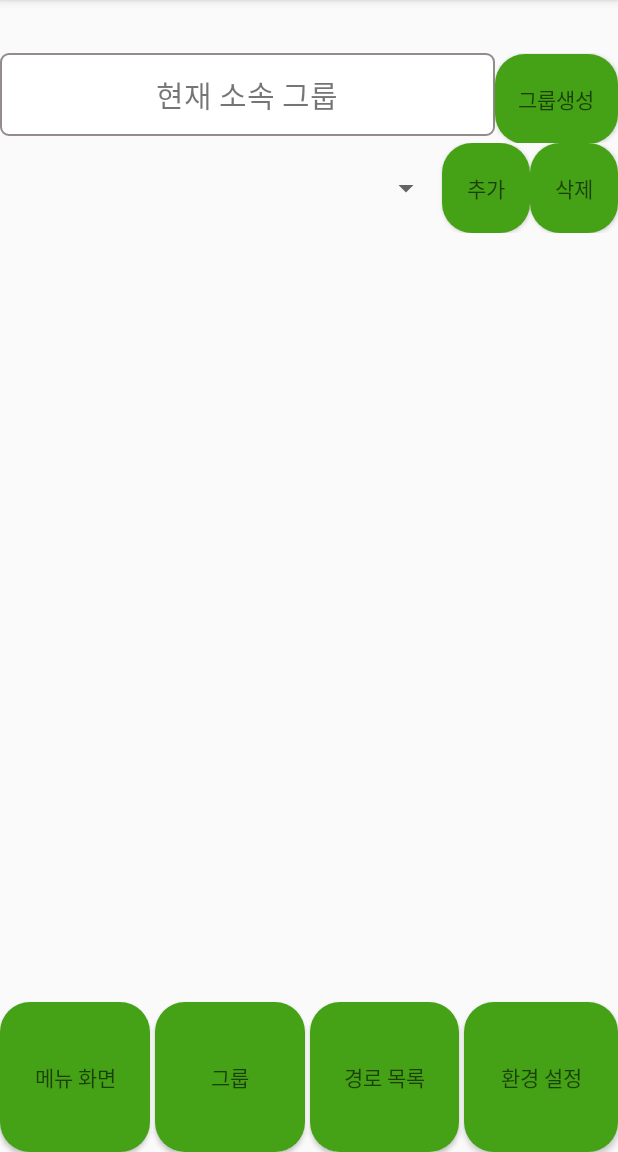
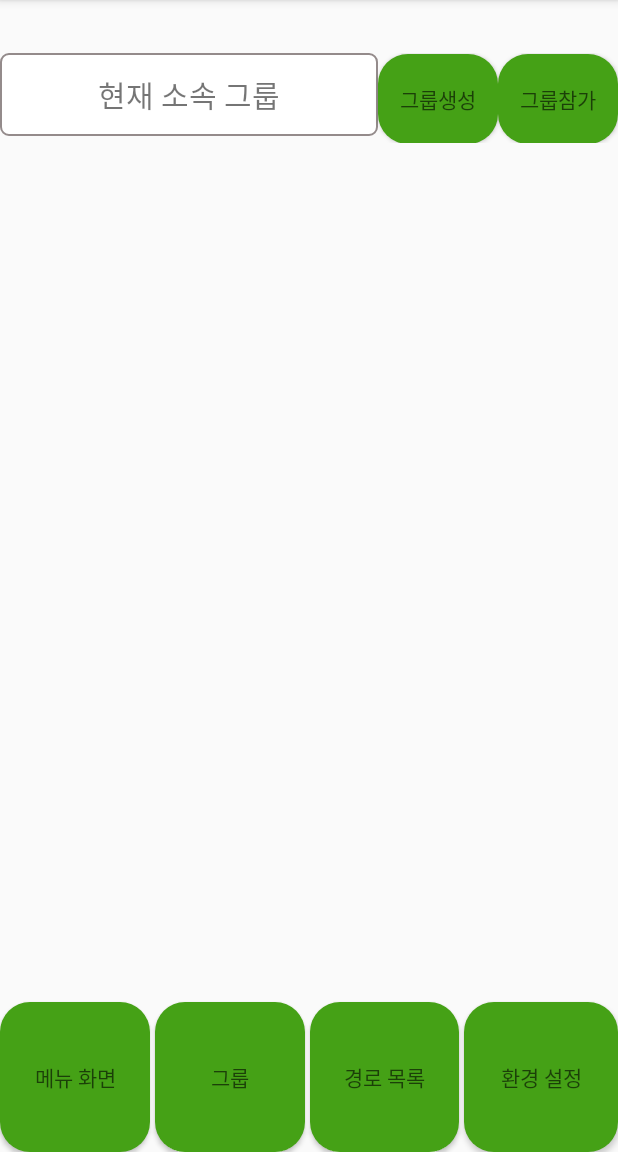
Before and after one commit to UBIBIK/GGWP, an Android app: the home_group screen opened directly, with no data from a screen before it, on a phone screen of 412 x 824 dp, the part 84-1236 px from its top. Run offline under Robolectric (Android 15) with nearby library versions, the phone set to English and light mode, and no system bars.

Commit message:
2024-04-15 그룹생성, 그룹참가 구현

```diff
--- a/app/src/main/java/com/example/guardiango/UserDTO.java
+++ b/app/src/main/java/com/example/guardiango/entity/UserDTO.java
@@ -1,4 +1,4 @@
-package com.example.guardiango;
+package com.example.guardiango.entity;
 
 public class UserDTO {
 
--- a/app/src/main/java/com/example/guardiango/find_id.java
+++ b/app/src/main/java/com/example/guardiango/screen/find_id.java
@@ -1,4 +1,4 @@
-package com.example.guardiango;
+package com.example.guardiango.screen;
 
 import android.content.Intent;
 import android.os.Bundle;
@@ -7,6 +7,8 @@ import android.widget.Button;
 
 import androidx.annotation.Nullable;
 import androidx.appcompat.app.AppCompatActivity;
+
+import com.example.guardiango.R;
 
 public class find_id extends AppCompatActivity {
     @Override
--- a/app/src/main/java/com/example/guardiango/find_password.java
+++ b/app/src/main/java/com/example/guardiango/screen/find_password.java
@@ -1,4 +1,4 @@
-package com.example.guardiango;
+package com.example.guardiango.screen;
 
 import android.content.Intent;
 import android.os.Bundle;
@@ -9,6 +9,8 @@ import android.widget.EditText;
 import android.widget.Toast;
 import androidx.annotation.Nullable;
 import androidx.appcompat.app.AppCompatActivity;
+
+import com.example.guardiango.R;
 
 public class find_password extends AppCompatActivity {
     protected void onCreate(@Nullable Bundle savedInstanceState) {
--- a/app/src/main/java/com/example/guardiango/your_new_home.java
+++ b/app/src/main/java/com/example/guardiango/screen/your_new_home.java
@@ -1,4 +1,4 @@
-package com.example.guardiango;
+package com.example.guardiango.screen;
 
 import androidx.annotation.NonNull;
 import androidx.appcompat.app.AlertDialog;
@@ -21,8 +21,8 @@ import android.util.Log;
 import android.view.View;
 import android.widget.Button;
 import android.widget.Toast;
-import android.widget.ToggleButton;
 
+import com.example.guardiango.R;
 import com.google.android.gms.location.FusedLocationProviderClient;
 import com.google.android.gms.location.LocationCallback;
 import com.google.android.gms.location.LocationRequest;
--- a/app/src/main/java/com/example/guardiango/RetrofitClient.java
+++ b/app/src/main/java/com/example/guardiango/server/RetrofitClient.java
@@ -1,4 +1,4 @@
-package com.example.guardiango;
+package com.example.guardiango.server;
 
 import retrofit2.converter.gson.GsonConverterFactory;
 
--- /dev/null
+++ b/app/src/main/java/com/example/guardiango/server/UserRetrofitInterface.java
@@ -0,0 +1,24 @@
+package com.example.guardiango.server;
+
+import com.example.guardiango.entity.Groupcode;
+import com.example.guardiango.entity.Groupname;
+import com.example.guardiango.entity.UserDTO;
+
+import okhttp3.ResponseBody;
+import retrofit2.Call;
+import retrofit2.http.Body;
+import retrofit2.http.POST;
+
+public interface UserRetrofitInterface {
+    @POST("save-user")
+    Call<ResponseBody> saveUser(@Body UserDTO jsonUser);
+
+    @POST("login")
+    Call<ResponseBody> loginUser(@Body UserDTO userDTO);
+
+    @POST("group-create")
+    Call<ResponseBody> groupCreate(@Body Groupname groupName);
+
+    @POST("group-join")
+    Call<ResponseBody> groupjoin(@Body Groupcode groupCode);
+}
--- a/app/src/main/res/layout/activity_main.xml
+++ b/app/src/main/res/layout/activity_main.xml
@@ -77,4 +77,10 @@
         </Button>
     </LinearLayout>
 
+    <Button
+        android:id="@+id/test_button"
+        android:layout_width="match_parent"
+        android:layout_height="wrap_content"
+        android:text="테스트용" />
+
 </LinearLayout>
--- a/app/src/main/res/layout/find_id.xml
+++ b/app/src/main/res/layout/find_id.xml
@@ -6,7 +6,7 @@
     android:layout_width="match_parent"
     android:layout_height="match_parent"
     android:orientation="vertical"
-    tools:context=".MainActivity">
+    tools:context=".screen.MainActivity">
 
     <TextView
         android:layout_width="match_parent"
--- a/app/src/main/res/layout/find_password.xml
+++ b/app/src/main/res/layout/find_password.xml
@@ -6,7 +6,7 @@
     android:layout_width="match_parent"
     android:layout_height="match_parent"
     android:orientation="vertical"
-    tools:context=".MainActivity">
+    tools:context=".screen.MainActivity">
 
     <TextView
         android:layout_width="match_parent"
--- a/app/src/main/res/layout/home_group.xml
+++ b/app/src/main/res/layout/home_group.xml
@@ -18,63 +18,44 @@
             android:orientation="horizontal">
 
             <TextView
-                android:layout_width="match_parent"
+                android:layout_width="318dp"
                 android:layout_height="55dp"
                 android:layout_weight="1"
+                android:background="@drawable/outline_text"
                 android:gravity="center"
-                android:background="@drawable/outline_text"
                 android:text="현재 소속 그룹"
                 android:textSize="20dp">
 
             </TextView>
 
             <Button
+                android:id="@+id/home_group_create"
                 android:layout_width="match_parent"
                 android:layout_height="60dp"
-                android:layout_weight="4"
+                android:layout_weight="5"
                 android:background="@drawable/green_button"
                 android:hint="그룹생성">
+
+            </Button>
+
+            <Button
+                android:id="@+id/home_group_join"
+                android:layout_width="match_parent"
+                android:layout_height="60dp"
+                android:layout_weight="5"
+                android:background="@drawable/green_button"
+                android:hint="그룹참가">
 
             </Button>
 
         </LinearLayout>
 
         <!--그룹생성 버튼을 눌렀을 때 생성-->
-        <LinearLayout
+        <ListView
+            android:id="@+id/groupListView"
             android:layout_width="match_parent"
-            android:layout_height="wrap_content"
-            android:orientation="horizontal">
-
-            <Spinner
-                android:layout_width="match_parent"
-                android:layout_height="60dp"
-                android:layout_weight="1" />
-
-            <Button
-                android:id="@+id/home_group_add"
-                android:layout_width="match_parent"
-                android:layout_height="60dp"
-                android:layout_weight="3"
-                android:background="@drawable/green_button"
-                android:hint="추가">
-
-            </Button>
-
-            <Button
-                android:layout_width="match_parent"
-                android:layout_height="60dp"
-                android:layout_weight="3"
-                android:background="@drawable/green_button"
-                android:hint="삭제">
-
-            </Button>
-
-
-        </LinearLayout>
-
-
-
-    </LinearLayout>
+            android:layout_height="533dp"
+            android:layout_below="@id/home_group_create"></ListView>
 
         <LinearLayout
             android:layout_width="match_parent"
@@ -84,36 +65,40 @@
             <Button
                 android:layout_width="match_parent"
                 android:layout_height="100dp"
+                android:layout_gravity="bottom"
+                android:layout_marginRight="3dp"
                 android:layout_weight="1"
-            android:layout_gravity="bottom"
                 android:background="@drawable/green_button"
-            android:layout_marginRight="3dp"
                 android:hint="메뉴 화면" />
+
             <Button
                 android:layout_width="match_parent"
                 android:layout_height="100dp"
+                android:layout_gravity="bottom"
+                android:layout_marginRight="3dp"
                 android:layout_weight="1"
-            android:layout_gravity="bottom"
                 android:background="@drawable/green_button"
-            android:layout_marginRight="3dp"
-            android:hint="그룹"/>
+                android:hint="그룹" />
 
 
             <Button
                 android:layout_width="match_parent"
                 android:layout_height="100dp"
+                android:layout_gravity="bottom"
+                android:layout_marginRight="3dp"
                 android:layout_weight="1"
-            android:layout_gravity="bottom"
                 android:background="@drawable/green_button"
-            android:layout_marginRight="3dp"
-            android:hint="경로 목록"/>
+                android:hint="경로 목록" />
+
             <Button
                 android:layout_width="match_parent"
                 android:layout_height="100dp"
+                android:layout_gravity="bottom"
                 android:layout_weight="1"
-            android:layout_gravity="bottom"
                 android:background="@drawable/green_button"
-            android:hint="환경 설정"/>
+                android:hint="환경 설정" />
+        </LinearLayout>
+
     </LinearLayout>
 
 </androidx.constraintlayout.widget.ConstraintLayout>
```
Also changed, not shown: app/src/main/AndroidManifest.xml (+8 -14 lines), app/src/main/java/com/example/guardiango/InviteRequest.java (deleted, +0 -17 lines), app/src/main/java/com/example/guardiango/entity/Groupcode.java (added, +22 -0 lines), app/src/main/java/com/example/guardiango/entity/Groupname.java (added, +23 -0 lines), app/src/main/java/com/example/guardiango/home_group.java (deleted, +0 -87 lines), app/src/main/java/com/example/guardiango/screen/MainActivity.java (renamed from app/src/main/java/com/example/guardiango/MainActivity.java, +14 -2 lines), app/src/main/java/com/example/guardiango/screen/home_group.java (added, +170 -0 lines), app/src/main/java/com/example/guardiango/screen/select_find.java (renamed from app/src/main/java/com/example/guardiango/select_find.java, +6 -1 lines), app/src/main/java/com/example/guardiango/screen/sign_up_main.java (renamed from app/src/main/java/com/example/guardiango/sign_up_main.java, +5 -3 lines). Lines whose indentation alone changed are shown as unchanged.
